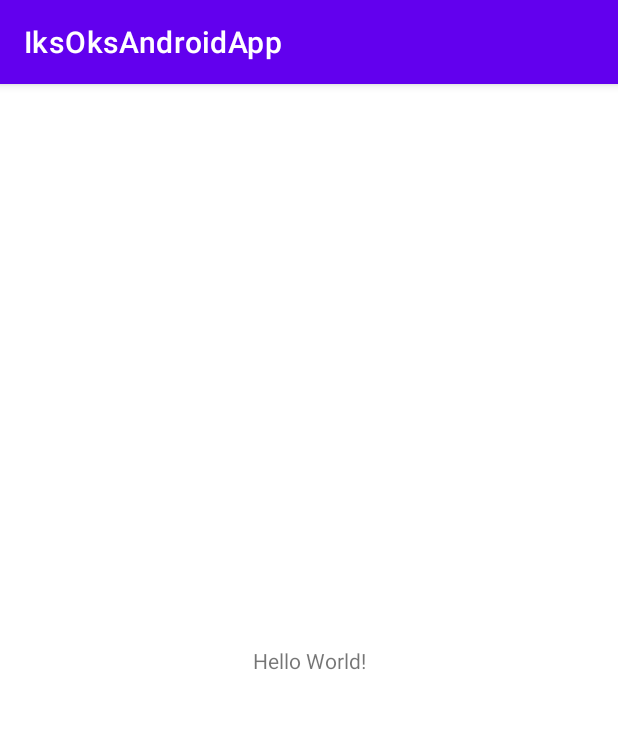
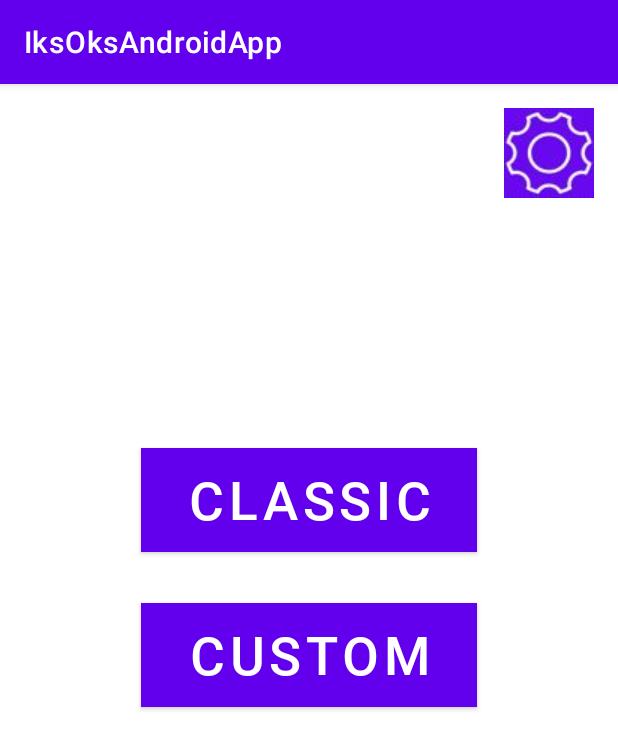
Before and after one commit to SDD-Devs/IksOksAndroidApp, an Android app: the screen it shows after launch (MainActivity), on a phone screen of 412 x 824 dp. Shown: the top 749 px of the screen. Run offline under Robolectric (Android 15) with nearby library versions, the phone set to English and light mode, and no system bars.

Commit message:
Finished UI for the main page

```diff
--- a/app/src/main/AndroidManifest.xml
+++ b/app/src/main/AndroidManifest.xml
@@ -10,6 +10,9 @@
         android:supportsRtl="true"
         android:theme="@style/Theme.IksOksAndroidApp">
         <activity
+            android:name=".SettingsActivity"
+            android:exported="false" />
+        <activity
             android:name=".MainActivity"
             android:exported="true">
             <intent-filter>
--- a/app/src/main/res/layout/activity_main.xml
+++ b/app/src/main/res/layout/activity_main.xml
@@ -6,13 +6,49 @@
     android:layout_height="match_parent"
     tools:context=".MainActivity">
 
-    <TextView
+    <Button
+        android:id="@+id/classicButton"
+        android:layout_width="224dp"
+        android:layout_height="69dp"
+        android:background="#584473"
+        android:fontFamily="@font/roboto_medium"
+        android:onClick="onButtonClassicClick"
+        android:text="CLASSIC"
+        android:textSize="35sp"
+        app:layout_constraintBottom_toBottomOf="parent"
+        app:layout_constraintEnd_toEndOf="parent"
+        app:layout_constraintHorizontal_bias="0.5"
+        app:layout_constraintStart_toStartOf="parent"
+        app:layout_constraintTop_toTopOf="parent"
+        app:layout_constraintVertical_bias="0.347" />
+
+    <Button
+        android:id="@+id/customButton"
+        android:layout_width="224dp"
+        android:layout_height="69dp"
+        android:background="#584473"
+        android:fontFamily="@font/roboto_medium"
+        android:onClick="onButtonCustomClick"
+        android:text="CUSTOM"
+        android:textSize="35sp"
+        app:layout_constraintBottom_toBottomOf="parent"
+        app:layout_constraintEnd_toEndOf="parent"
+        app:layout_constraintHorizontal_bias="0.5"
+        app:layout_constraintStart_toStartOf="parent"
+        app:layout_constraintTop_toBottomOf="@+id/classicButton"
+        app:layout_constraintVertical_bias="0.088" />
+
+    <ImageButton
+        android:id="@+id/settingsButton"
         android:layout_width="wrap_content"
         android:layout_height="wrap_content"
-        android:text="Hello World!"
-        app:layout_constraintBottom_toBottomOf="parent"
-        app:layout_constraintLeft_toLeftOf="parent"
-        app:layout_constraintRight_toRightOf="parent"
-        app:layout_constraintTop_toTopOf="parent" />
+        android:layout_marginTop="16dp"
+        android:layout_marginEnd="16dp"
+        android:background="#0000"
+        android:onClick="openSettingsActivity"
+        app:layout_constraintEnd_toEndOf="parent"
+        app:layout_constraintTop_toTopOf="parent"
+        app:srcCompat="@drawable/settingsicon" />
+
 
 </androidx.constraintlayout.widget.ConstraintLayout>
```
Also changed, not shown: app/src/main/java/com/example/iksoksandroidapp/MainActivity.java (+19 -1 lines), app/src/main/java/com/example/iksoksandroidapp/SettingsActivity.java (added, +14 -0 lines), app/src/main/res/layout/activity_settings.xml (added, +24 -0 lines), app/src/main/res/drawable/settingsicon.jpg (added), app/src/main/res/font/roboto_light.ttf (added), app/src/main/res/font/roboto_medium.ttf (added), app/src/main/res/font/roboto_regular.ttf (added).
